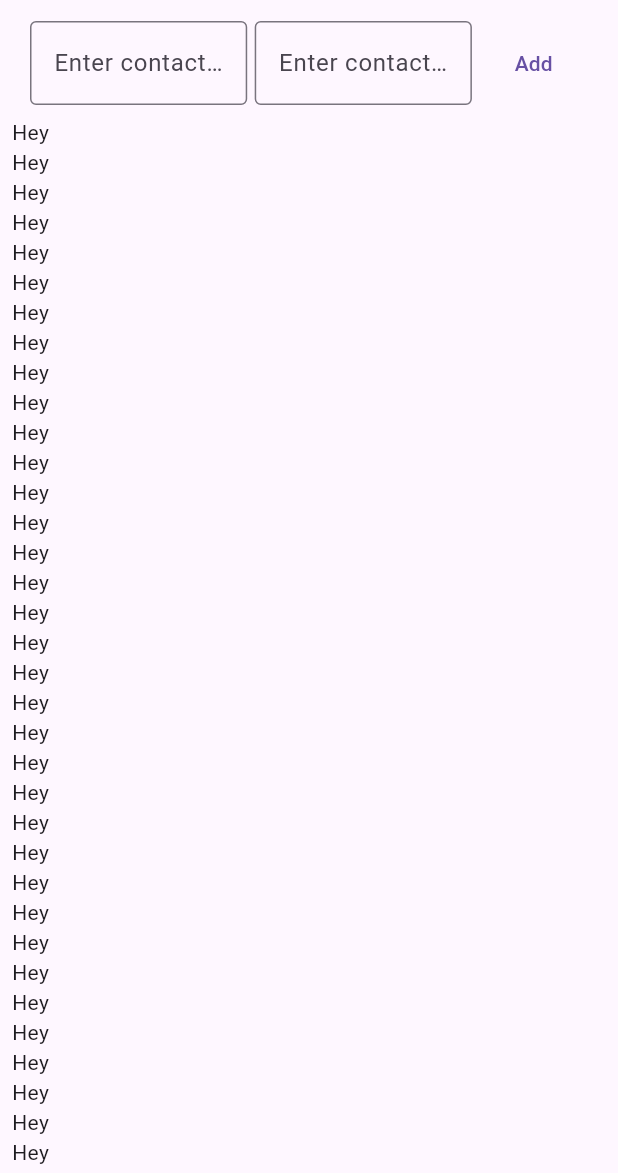
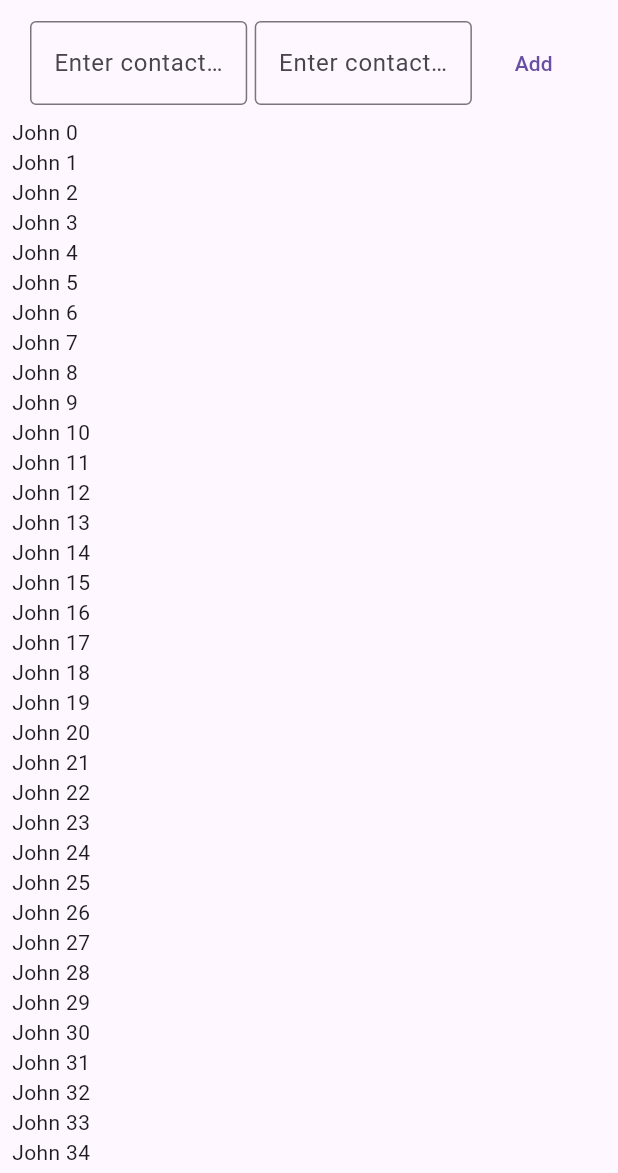
Before and after one commit to john9francis/cp-crud-sqlite-flutter, a Flutter app: the screen it shows after launch, on a phone screen of 412 x 824 dp, the part 63-1236 px from its top. Run offline on Flutter 3.47's test engine with Material 3 defaults, Android fonts, the phone set to English and light mode, and no system bars.

Commit message:
contact now takes in name and number

```diff
--- a/lib/contact.dart
+++ b/lib/contact.dart
@@ -1,7 +1,10 @@
 import 'package:flutter/material.dart';
 
 class Contact extends StatefulWidget{
-  const Contact({super.key});
+  final String name;
+  final int number;
+
+  const Contact({required this.name, required this.number, super.key});
 
   @override
   State<StatefulWidget> createState() => _ContactState();
@@ -12,7 +15,7 @@ class _ContactState extends State<Contact>{
   Widget build(BuildContext context) {
     return Row(
       children: [
-        Text("Hey")
+        Text("${widget.name} ${widget.number}")
       ],
     );
   }
--- a/lib/contact_list.dart
+++ b/lib/contact_list.dart
@@ -12,7 +12,7 @@ class _ContactListState extends State<ContactList>{
 
   final List<Contact> entries = List.generate(
     100,
-    (i)=> Contact());
+    (i)=> Contact(name: "John", number: i,));
 
   @override
   Widget build(BuildContext context) {
```
